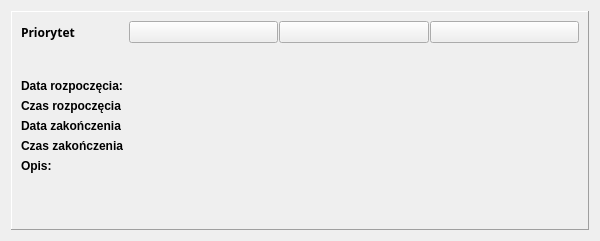
This is task.ui in VEndymionV/Personal-Kanban as Qt 5 draws it before an edit. The edited form follows.
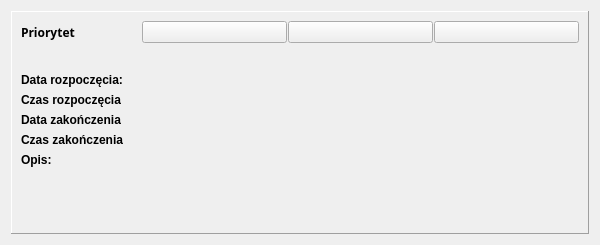
This is the edited form. Icons and pictures are not drawn.

Commit message: poprawione gui taska

Diff of the .ui file:
```diff
--- a/task.ui
+++ b/task.ui
@@ -7,7 +7,7 @@
     <x>0</x>
     <y>0</y>
     <width>600</width>
-    <height>241</height>
+    <height>245</height>
    </rect>
   </property>
   <property name="sizePolicy">
@@ -19,13 +19,13 @@
   <property name="minimumSize">
    <size>
     <width>300</width>
-    <height>240</height>
+    <height>245</height>
    </size>
   </property>
   <property name="maximumSize">
    <size>
     <width>600</width>
-    <height>241</height>
+    <height>300</height>
    </size>
   </property>
   <property name="windowTitle">
@@ -51,7 +51,77 @@
        <layout class="QGridLayout" name="gridLayout_3">
         <item row="0" column="0">
          <layout class="QFormLayout" name="formLayout">
-          <item row="2" column="0">
+          <item row="0" column="1">
+           <layout class="QHBoxLayout" name="horizontalLayout">
+            <property name="spacing">
+             <number>1</number>
+            </property>
+            <item>
+             <widget class="QPushButton" name="pushButton_cancel">
+              <property name="sizePolicy">
+               <sizepolicy hsizetype="Preferred" vsizetype="Preferred">
+                <horstretch>0</horstretch>
+                <verstretch>0</verstretch>
+               </sizepolicy>
+              </property>
+              <property name="text">
+               <string/>
+              </property>
+              <property name="icon">
+               <iconset resource="resources.qrc">
+                <normaloff>:/res/icons/redX.png</normaloff>:/res/icons/redX.png</iconset>
+              </property>
+             </widget>
+            </item>
+            <item>
+             <widget class="QPushButton" name="pushButton_left">
+              <property name="sizePolicy">
+               <sizepolicy hsizetype="Preferred" vsizetype="Preferred">
+                <horstretch>0</horstretch>
+                <verstretch>0</verstretch>
+               </sizepolicy>
+              </property>
+              <property name="text">
+               <string/>
+              </property>
+              <property name="icon">
+               <iconset resource="resources.qrc">
+                <normaloff>:/res/icons/arrowL.png</normaloff>:/res/icons/arrowL.png</iconset>
+              </property>
+              <property name="iconSize">
+               <size>
+                <width>30</width>
+                <height>16</height>
+               </size>
+              </property>
+             </widget>
+            </item>
+            <item>
+             <widget class="QPushButton" name="pushButton_right">
+              <property name="sizePolicy">
+               <sizepolicy hsizetype="Preferred" vsizetype="Preferred">
+                <horstretch>0</horstretch>
+                <verstretch>0</verstretch>
+               </sizepolicy>
+              </property>
+              <property name="text">
+               <string/>
+              </property>
+              <property name="icon">
+               <iconset resource="resources.qrc">
+                <normaloff>:/res/icons/arrowR.png</normaloff>:/res/icons/arrowR.png</iconset>
+              </property>
+              <property name="iconSize">
+               <size>
+                <width>30</width>
+                <height>16</height>
+               </size>
+              </property>
+             </widget>
+            </item>
+           </layout>
+          </item>
+          <item row="0" column="0">
            <widget class="QLabel" name="priority">
             <property name="enabled">
              <bool>true</bool>
@@ -79,10 +149,11 @@
             </property>
            </widget>
           </item>
-          <item row="4" column="0">
-           <layout class="QGridLayout" name="gridLayout"/>
-          </item>
-          <item row="6" column="0">
+          <item row="2" column="0">
+           <layout class="QVBoxLayout" name="verticalLayout_2">
+            <item>
+             <layout class="QFormLayout" name="formLayout_2">
+              <item row="0" column="0">
            <widget class="QLabel" name="BEGINDATE">
             <property name="font">
              <font>
@@ -95,14 +166,14 @@
             </property>
            </widget>
           </item>
-          <item row="6" column="1">
+              <item row="0" column="1">
            <widget class="QLabel" name="beginDate">
             <property name="text">
              <string>&lt;Data rozpoczęcia&gt;</string>
             </property>
            </widget>
           </item>
-          <item row="7" column="0">
+              <item row="1" column="0">
            <widget class="QLabel" name="BEGINTIME">
             <property name="font">
              <font>
@@ -115,14 +186,20 @@
             </property>
            </widget>
           </item>
-          <item row="7" column="1">
+              <item row="1" column="1">
            <widget class="QLabel" name="beginTime">
             <property name="text">
              <string>&lt;czas rozpoczęcia&gt;</string>
             </property>
            </widget>
           </item>
-          <item row="8" column="0">
+             </layout>
+            </item>
+            <item>
+             <layout class="QVBoxLayout" name="verticalLayout_3">
+              <item>
+               <layout class="QFormLayout" name="formLayout_3">
+                <item row="0" column="0">
            <widget class="QLabel" name="ENDDATE">
             <property name="font">
              <font>
@@ -135,14 +212,14 @@
             </property>
            </widget>
           </item>
-          <item row="8" column="1">
+                <item row="0" column="1">
            <widget class="QLabel" name="endDate">
             <property name="text">
              <string>&lt;Data zakończenia&gt;</string>
             </property>
            </widget>
           </item>
-          <item row="9" column="0">
+                <item row="1" column="0">
            <widget class="QLabel" name="ENDTIME">
             <property name="font">
              <font>
@@ -155,15 +232,33 @@
             </property>
            </widget>
           </item>
-          <item row="9" column="1">
+                <item row="1" column="1">
            <widget class="QLabel" name="endTime">
             <property name="text">
              <string>&lt;Czas zakończenia&gt;</string>
             </property>
            </widget>
           </item>
-          <item row="10" column="0">
+               </layout>
+              </item>
+             </layout>
+            </item>
+            <item>
+             <layout class="QVBoxLayout" name="verticalLayout">
+              <item>
            <widget class="QLabel" name="DESCRIPTION">
+                <property name="minimumSize">
+                 <size>
+                  <width>0</width>
+                  <height>0</height>
+                 </size>
+                </property>
+                <property name="maximumSize">
+                 <size>
+                  <width>50</width>
+                  <height>30</height>
+                 </size>
+                </property>
             <property name="font">
              <font>
               <weight>75</weight>
@@ -175,14 +270,27 @@
             </property>
            </widget>
           </item>
-          <item row="11" column="0">
+              <item>
            <widget class="QLabel" name="description">
+                <property name="maximumSize">
+                 <size>
+                  <width>500</width>
+                  <height>200</height>
+                 </size>
+                </property>
             <property name="text">
              <string>&lt;Opis&gt;</string>
             </property>
-           </widget>
-          </item>
-          <item row="3" column="0">
+                <property name="wordWrap">
+                 <bool>true</bool>
+                </property>
+               </widget>
+              </item>
+             </layout>
+            </item>
+           </layout>
+          </item>
+          <item row="1" column="0">
            <widget class="QLabel" name="name">
             <property name="sizePolicy">
              <sizepolicy hsizetype="MinimumExpanding" vsizetype="Preferred">
@@ -215,76 +323,6 @@
             </property>
            </widget>
           </item>
-          <item row="2" column="1">
-           <layout class="QHBoxLayout" name="horizontalLayout">
-            <property name="spacing">
-             <number>1</number>
-            </property>
-            <item>
-             <widget class="QPushButton" name="pushButton_cancel">
-              <property name="sizePolicy">
-               <sizepolicy hsizetype="Preferred" vsizetype="Preferred">
-                <horstretch>0</horstretch>
-                <verstretch>0</verstretch>
-               </sizepolicy>
-              </property>
-              <property name="text">
-               <string/>
-              </property>
-              <property name="icon">
-               <iconset resource="resources.qrc">
-                <normaloff>:/res/icons/redX.png</normaloff>:/res/icons/redX.png</iconset>
-              </property>
-             </widget>
-            </item>
-            <item>
-             <widget class="QPushButton" name="pushButton_left">
-              <property name="sizePolicy">
-               <sizepolicy hsizetype="Preferred" vsizetype="Preferred">
-                <horstretch>0</horstretch>
-                <verstretch>0</verstretch>
-               </sizepolicy>
-              </property>
-              <property name="text">
-               <string/>
-              </property>
-              <property name="icon">
-               <iconset resource="resources.qrc">
-                <normaloff>:/res/icons/arrowL.png</normaloff>:/res/icons/arrowL.png</iconset>
-              </property>
-              <property name="iconSize">
-               <size>
-                <width>30</width>
-                <height>16</height>
-               </size>
-              </property>
-             </widget>
-            </item>
-            <item>
-             <widget class="QPushButton" name="pushButton_right">
-              <property name="sizePolicy">
-               <sizepolicy hsizetype="Preferred" vsizetype="Preferred">
-                <horstretch>0</horstretch>
-                <verstretch>0</verstretch>
-               </sizepolicy>
-              </property>
-              <property name="text">
-               <string/>
-              </property>
-              <property name="icon">
-               <iconset resource="resources.qrc">
-                <normaloff>:/res/icons/arrowR.png</normaloff>:/res/icons/arrowR.png</iconset>
-              </property>
-              <property name="iconSize">
-               <size>
-                <width>30</width>
-                <height>16</height>
-               </size>
-              </property>
-             </widget>
-            </item>
-           </layout>
-          </item>
          </layout>
         </item>
        </layout>
```
Lines whose indentation alone changed are shown as unchanged.
